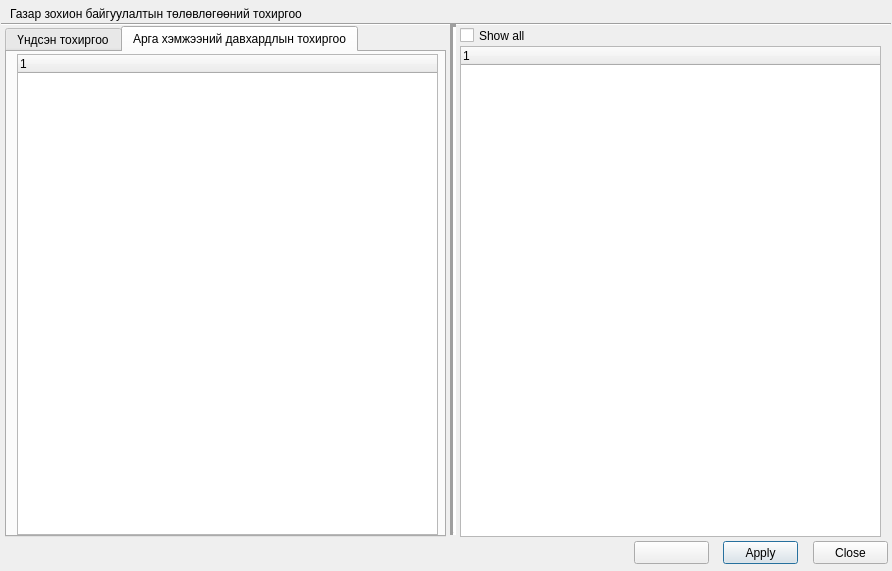
teamlm2/lm2_mgis, file view/PlanSettingsDialog.ui: the form before one commit.
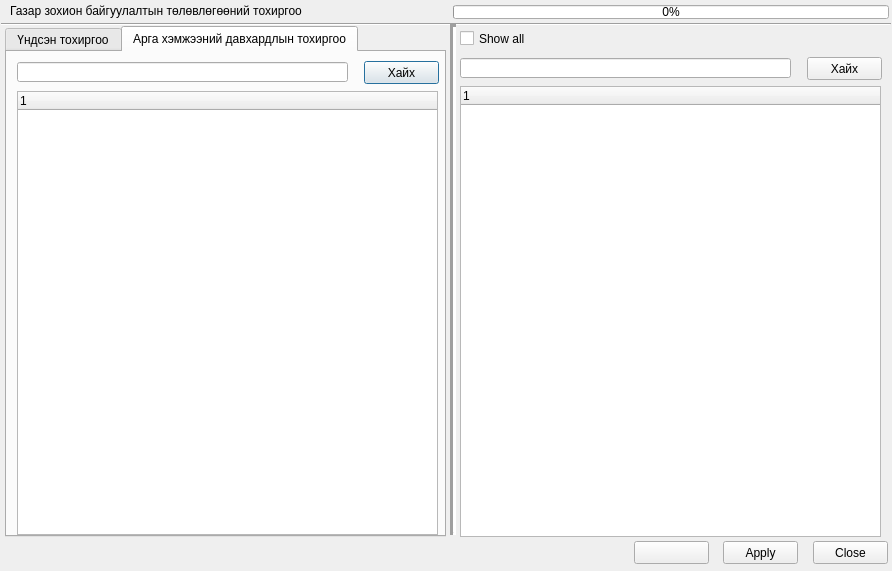
The form after the commit. The open tabs and pages were chosen to show the change. Icons and pictures are not drawn.

```diff
--- a/view/PlanSettingsDialog.ui
+++ b/view/PlanSettingsDialog.ui
@@ -123,9 +123,9 @@
      <property name="geometry">
       <rect>
        <x>10</x>
-       <y>2</y>
+       <y>39</y>
        <width>421</width>
-       <height>481</height>
+       <height>444</height>
       </rect>
      </property>
      <column>
@@ -134,6 +134,29 @@
       </property>
      </column>
     </widget>
+    <widget class="QLineEdit" name="zone_find_edit">
+     <property name="geometry">
+      <rect>
+       <x>10</x>
+       <y>10</y>
+       <width>331</width>
+       <height>20</height>
+      </rect>
+     </property>
+    </widget>
+    <widget class="QPushButton" name="zone_find_button">
+     <property name="geometry">
+      <rect>
+       <x>357</x>
+       <y>9</y>
+       <width>75</width>
+       <height>23</height>
+      </rect>
+     </property>
+     <property name="text">
+      <string>Хайх</string>
+     </property>
+    </widget>
    </widget>
   </widget>
   <widget class="QPushButton" name="apply_button">
@@ -212,7 +235,7 @@
    <property name="geometry">
     <rect>
      <x>10</x>
-     <y>6</y>
+     <y>3</y>
      <width>451</width>
      <height>16</height>
     </rect>
@@ -241,8 +264,8 @@
    <property name="geometry">
     <rect>
      <x>460</x>
-     <y>27</y>
-     <width>151</width>
+     <y>30</y>
+     <width>331</width>
      <height>17</height>
     </rect>
    </property>
@@ -254,9 +277,9 @@
    <property name="geometry">
     <rect>
      <x>460</x>
-     <y>46</y>
+     <y>86</y>
      <width>421</width>
-     <height>491</height>
+     <height>451</height>
     </rect>
    </property>
    <column>
@@ -265,6 +288,45 @@
     </property>
    </column>
   </widget>
+  <widget class="QLineEdit" name="process_find_edit">
+   <property name="geometry">
+    <rect>
+     <x>460</x>
+     <y>58</y>
+     <width>331</width>
+     <height>20</height>
+    </rect>
+   </property>
+  </widget>
+  <widget class="QPushButton" name="process_find_button">
+   <property name="geometry">
+    <rect>
+     <x>807</x>
+     <y>57</y>
+     <width>75</width>
+     <height>23</height>
+    </rect>
+   </property>
+   <property name="text">
+    <string>Хайх</string>
+   </property>
+  </widget>
+  <widget class="QProgressBar" name="main_load_pbar">
+   <property name="geometry">
+    <rect>
+     <x>453</x>
+     <y>5</y>
+     <width>436</width>
+     <height>14</height>
+    </rect>
+   </property>
+   <property name="value">
+    <number>0</number>
+   </property>
+   <property name="textDirection">
+    <enum>QProgressBar::TopToBottom</enum>
+   </property>
+  </widget>
  </widget>
  <resources>
   <include location="resources.qrc"/>
```
Left out of the diff: 6 changed lines with no effect on the pictures.
